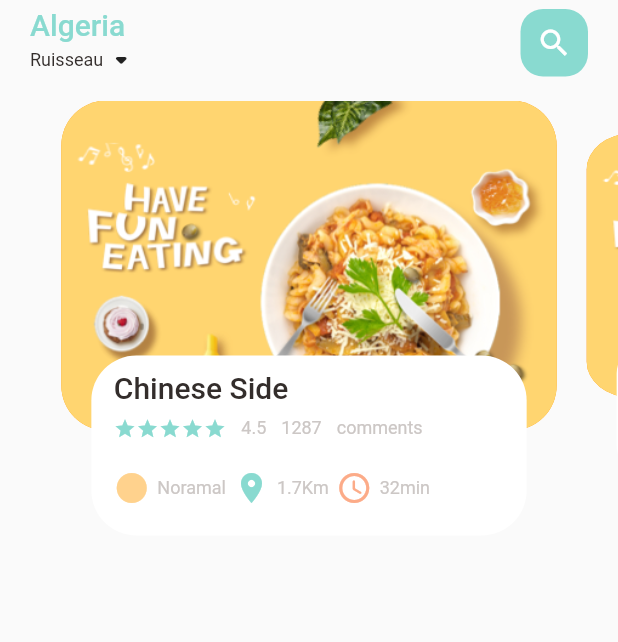
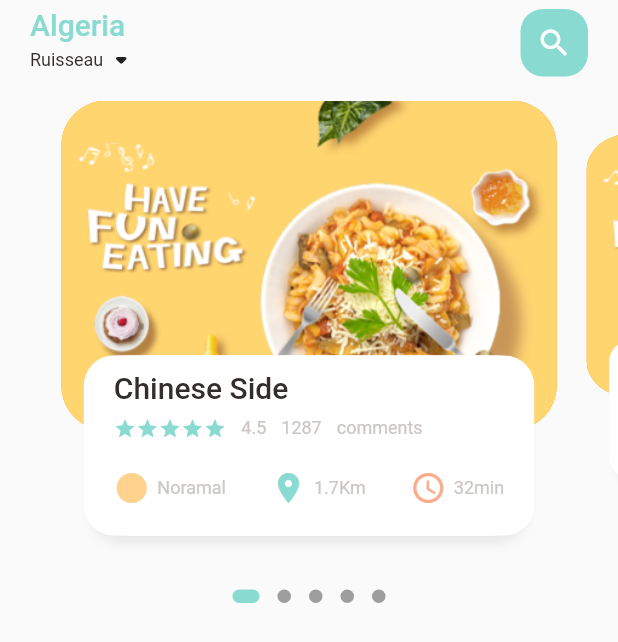
Before and after one commit to Siiidali/Flutter-Food-App, a Flutter app: the screen it shows after launch, on a phone screen of 412 x 824 dp. Shown: the top 642 px of the screen. Run offline on Flutter 3.47's test engine with Material 2 defaults, Android fonts, the phone set to English and light mode, and no system bars; drawn by our look-alikes of dots_indicator.

Commit message:
shadow fixing

```diff
--- a/lib/home/food_page_body.dart
+++ b/lib/home/food_page_body.dart
@@ -3,6 +3,7 @@ import 'package:food_app/utils/colors.dart';
 import 'package:food_app/widgets/head_text.dart';
 import 'package:food_app/widgets/icon_and_text.dart';
 import 'package:food_app/widgets/small_text.dart';
+import 'package:dots_indicator/dots_indicator.dart';
 
 class FoodPageBody extends StatefulWidget {
   const FoodPageBody({Key? key}) : super(key: key);
@@ -35,7 +36,9 @@ class _FoodPageBodyState extends State<FoodPageBody> {
 
   @override
   Widget build(BuildContext context) {
-    return Container(
+    return Column(
+      children: [
+        Container(
           height: 320,
           child: PageView.builder(
               controller: pc,
@@ -43,6 +46,19 @@ class _FoodPageBodyState extends State<FoodPageBody> {
               itemBuilder: (context, position) {
                 return _sliderPageItem(position);
               }),
+        ),
+        DotsIndicator(
+          dotsCount: 5,
+          position: _currPageValue,
+          decorator: DotsDecorator(
+            activeColor: AppColors.mainColor,
+            size: const Size.square(9.0),
+            activeSize: const Size(18.0, 9.0),
+            activeShape: RoundedRectangleBorder(
+                borderRadius: BorderRadius.circular(5.0)),
+          ),
+        )
+      ],
     );
   }
 
@@ -89,9 +105,16 @@ class _FoodPageBodyState extends State<FoodPageBody> {
             height: 120,
             margin: const EdgeInsets.only(left: 30, right: 30, bottom: 30),
             decoration: BoxDecoration(
-              borderRadius: BorderRadius.circular(30),
+                borderRadius: BorderRadius.circular(20),
                 color: Colors.white,
-            ),
+                boxShadow: const [
+                  BoxShadow(
+                      color: Color(0xffe8e8e8),
+                      blurRadius: 5,
+                      offset: Offset(0, 5)),
+                  BoxShadow(color: Colors.white, offset: Offset(-5, 0)),
+                  BoxShadow(color: Colors.white, offset: Offset(5, 0)),
+                ]),
             child: Padding(
               padding: const EdgeInsets.fromLTRB(15, 10, 15, 0),
               child: Column(
@@ -129,6 +152,7 @@ class _FoodPageBodyState extends State<FoodPageBody> {
                       height: 20,
                     ),
                     Row(
+                      mainAxisAlignment: MainAxisAlignment.spaceBetween,
                       children: [
                         IconAndText(
                             icon: Icons.circle_sharp,
--- a/pubspec.yaml
+++ b/pubspec.yaml
@@ -33,6 +33,7 @@ dependencies:
   # The following adds the Cupertino Icons font to your application.
   # Use with the CupertinoIcons class for iOS style icons.
   cupertino_icons: ^1.0.2
+  dots_indicator: ^2.1.0
 
 dev_dependencies:
   flutter_test:
```
Also changed, not shown: lib/utils/dimensions.dart (added), pubspec.lock. Lines whose indentation alone changed are shown as unchanged.
